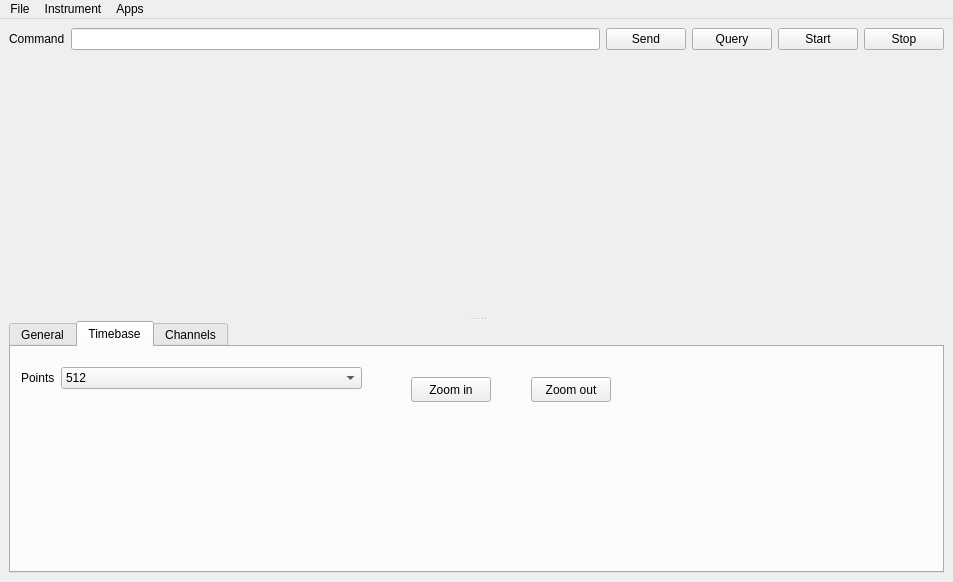
CodingMarco/qsoftscopegpib, file mainwindow.ui: the form before one commit.
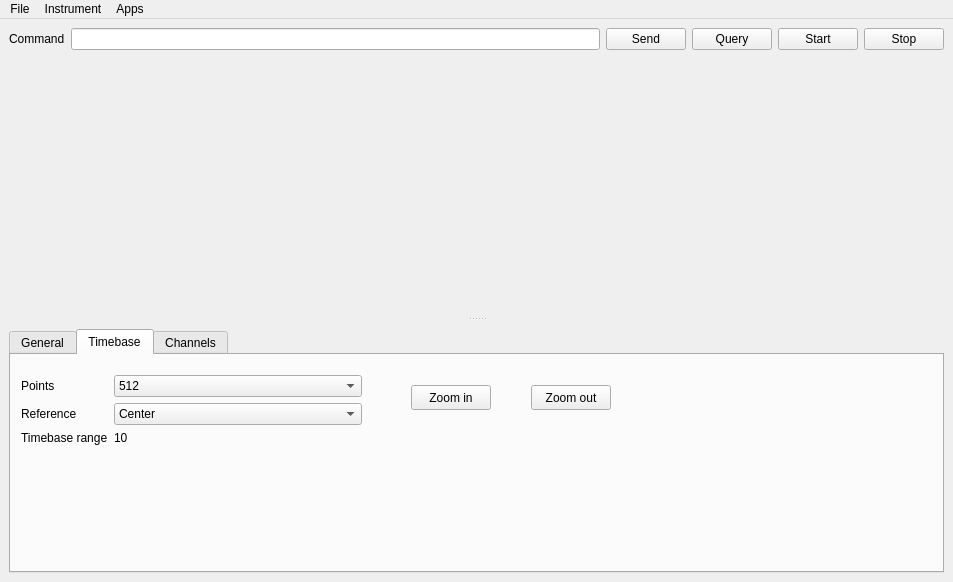
The form after the commit. Custom widgets are drawn as their Qt base class.

Commit message: Points, zoom, reference

Diff of the .ui file:
```diff
--- a/mainwindow.ui
+++ b/mainwindow.ui
@@ -65,9 +65,24 @@
     </item>
     <item>
      <widget class="QSplitter" name="splitter">
+      <property name="styleSheet">
+       <string notr="true"/>
+      </property>
+      <property name="frameShape">
+       <enum>QFrame::NoFrame</enum>
+      </property>
+      <property name="lineWidth">
+       <number>3</number>
+      </property>
       <property name="orientation">
        <enum>Qt::Vertical</enum>
       </property>
+      <property name="handleWidth">
+       <number>20</number>
+      </property>
+      <property name="childrenCollapsible">
+       <bool>false</bool>
+      </property>
       <widget class="QwtPlot" name="qwtPlot">
        <property name="sizePolicy">
         <sizepolicy hsizetype="Preferred" vsizetype="Preferred">
@@ -185,6 +200,55 @@
             </item>
            </widget>
           </item>
+          <item row="2" column="0">
+           <widget class="QLabel" name="lblTimebaseRange">
+            <property name="text">
+             <string>Timebase range</string>
+            </property>
+           </widget>
+          </item>
+          <item row="2" column="1">
+           <widget class="QLabel" name="lblTimebaseRangeNumber">
+            <property name="text">
+             <string>10</string>
+            </property>
+           </widget>
+          </item>
+          <item row="1" column="0">
+           <widget class="QLabel" name="lblReference">
+            <property name="text">
+             <string>Reference</string>
+            </property>
+           </widget>
+          </item>
+          <item row="1" column="1">
+           <widget class="QComboBox" name="comboBoxReference">
+            <property name="currentIndex">
+             <number>1</number>
+            </property>
+            <property name="maxVisibleItems">
+             <number>3</number>
+            </property>
+            <property name="maxCount">
+             <number>3</number>
+            </property>
+            <item>
+             <property name="text">
+              <string>Left</string>
+             </property>
+            </item>
+            <item>
+             <property name="text">
+              <string>Center</string>
+             </property>
+            </item>
+            <item>
+             <property name="text">
+              <string>Right</string>
+             </property>
+            </item>
+           </widget>
+          </item>
          </layout>
         </widget>
         <widget class="QPushButton" name="cmdZoomIn">
```
Left out of the diff: 4 changed lines with no effect on the pictures. The commit also changes 7 other files.
